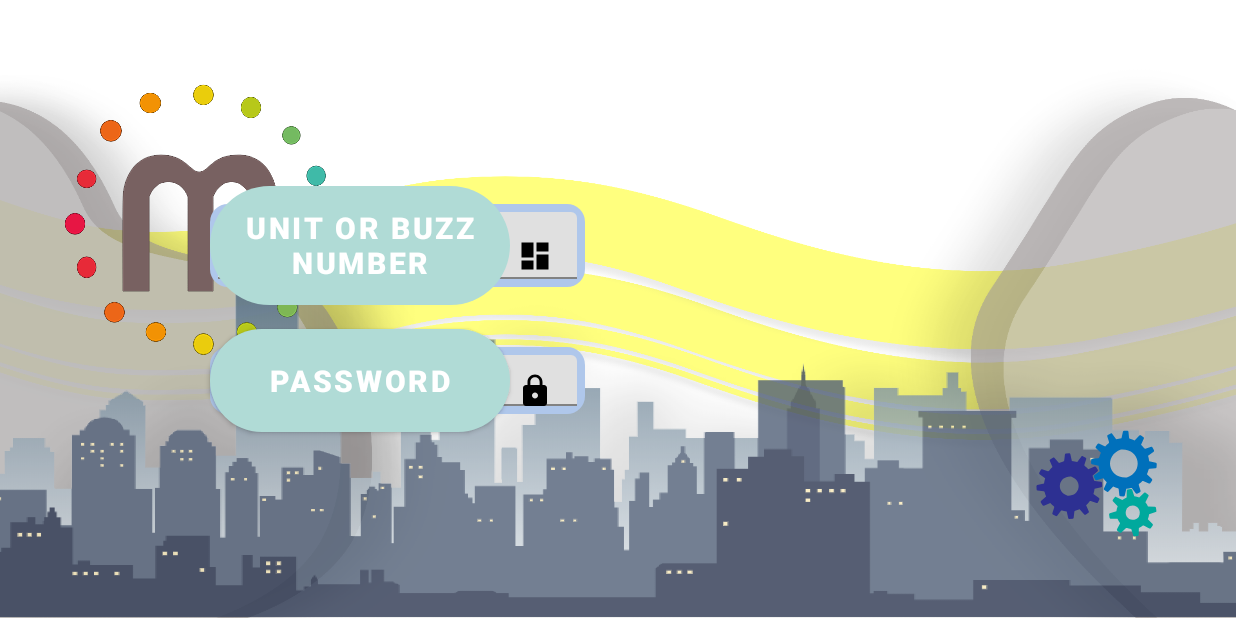
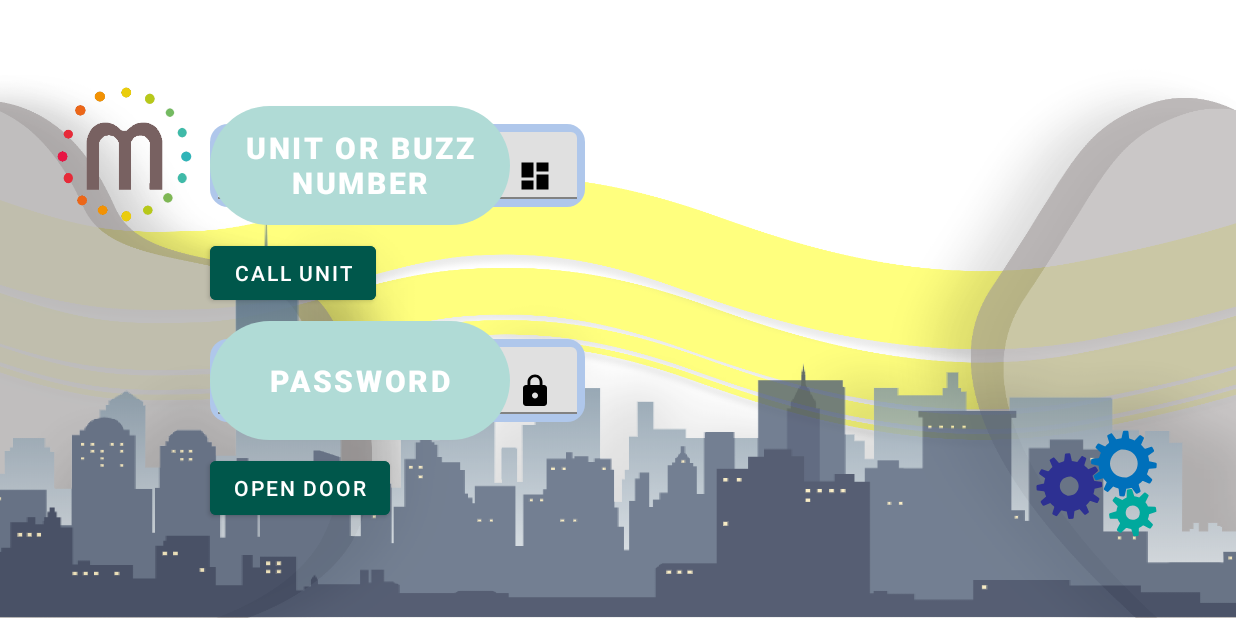
Before and after one commit to Amin397/SmartHome, an Android app: the VPIdle screen opened directly, with no data from a screen before it, after a tap on an icon or button, on a phone screen of 824 x 412 dp (held sideways). Run offline under Robolectric (Android 15) with nearby library versions, the phone set to English and light mode, and no system bars; libraries missing offline, so code that uses them is left out: com.mimik.edgeappops, pub.devrel.easypermissions; 1 statement that could not run was skipped.

Commit message:
visitor panel logo fixed

```diff
--- a/app/src/main/java/com/mimik/smarthome/userinterface/visitorPanel/VPIdle.java
+++ b/app/src/main/java/com/mimik/smarthome/userinterface/visitorPanel/VPIdle.java
@@ -246,7 +246,7 @@ public class VPIdle extends AppCompatActivity implements DeviceAdapter.IDeviceSe
             @Override
             public void onAnimationStart(Animator animation) {
                 anim_focuse.setVisibility(View.GONE);
-                logo_click.setImageResource(R.drawable.mimik_logo_larg);
+                logo_click.setImageResource(R.drawable.mimik_logo_small2);
 
             }
 
--- a/app/src/main/res/layout/visitor_simple.xml
+++ b/app/src/main/res/layout/visitor_simple.xml
@@ -12,7 +12,7 @@
         android:layout_marginLeft="120dp"
         android:weightSum="1"
         android:orientation="vertical"
-        android:layout_height="180dp">
+        android:layout_height="wrap_content">
 
         <RelativeLayout
             android:layout_width="match_parent"
@@ -61,6 +61,13 @@
                 android:layout_height="0dp" />
         </RelativeLayout>
 
+        <Button
+            android:text="@string/call_unit"
+            android:layout_marginLeft="20dp"
+            android:backgroundTint="@color/colorPrimaryDark"
+            android:layout_width="wrap_content"
+            android:layout_height="wrap_content"/>
+
         <RelativeLayout
             android:layout_width="match_parent"
             android:gravity="start"
@@ -107,6 +114,14 @@
                 android:layout_alignRight="@id/password_layout_id"
                 android:layout_height="0dp" />
         </RelativeLayout>
+
+        <Button
+            android:text="@string/open_door"
+            android:layout_marginLeft="20dp"
+            android:backgroundTint="@color/colorPrimaryDark"
+            android:layout_width="wrap_content"
+            android:layout_height="wrap_content"/>
+
     </LinearLayout>
 
     <com.airbnb.lottie.LottieAnimationView
--- a/app/src/main/res/values/strings.xml
+++ b/app/src/main/res/values/strings.xml
@@ -50,5 +50,7 @@
     <string name="FoB">FoB</string>
     <string name="Users">Users</string>
     <string name="password">Password</string>
+    <string name="open_door">Open Door</string>
+    <string name="call_unit">Call Unit</string>
 
 </resources>
```
Also changed, not shown: app/src/main/res/layout/activity_hpidle.xml (+10 -8 lines), app/src/main/res/drawable-xxhdpi/mimik_2.png (deleted), app/src/main/res/drawable-xxhdpi/mimik_logo_small2.png (added).
